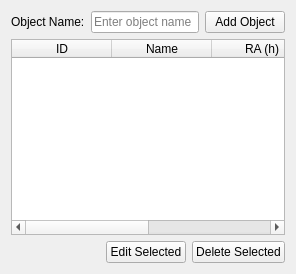
Above: object_tab.ui from prookyon/MonoObsLog before the change. Below: the same form after it.
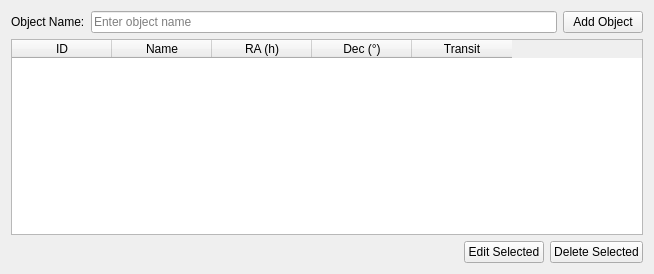
That is the form after the change.

Commit message: Transit time calculations added

Patch:
```diff
--- a/object_tab.ui
+++ b/object_tab.ui
@@ -6,7 +6,7 @@
    <rect>
     <x>0</x>
     <y>0</y>
-    <width>296</width>
+    <width>654</width>
     <height>274</height>
    </rect>
   </property>
@@ -76,6 +76,11 @@
        <string>Dec (°)</string>
       </property>
      </column>
+     <column>
+      <property name="text">
+       <string>Transit</string>
+      </property>
+     </column>
     </widget>
    </item>
    <item>
```
The commit also changes 4 other files.
